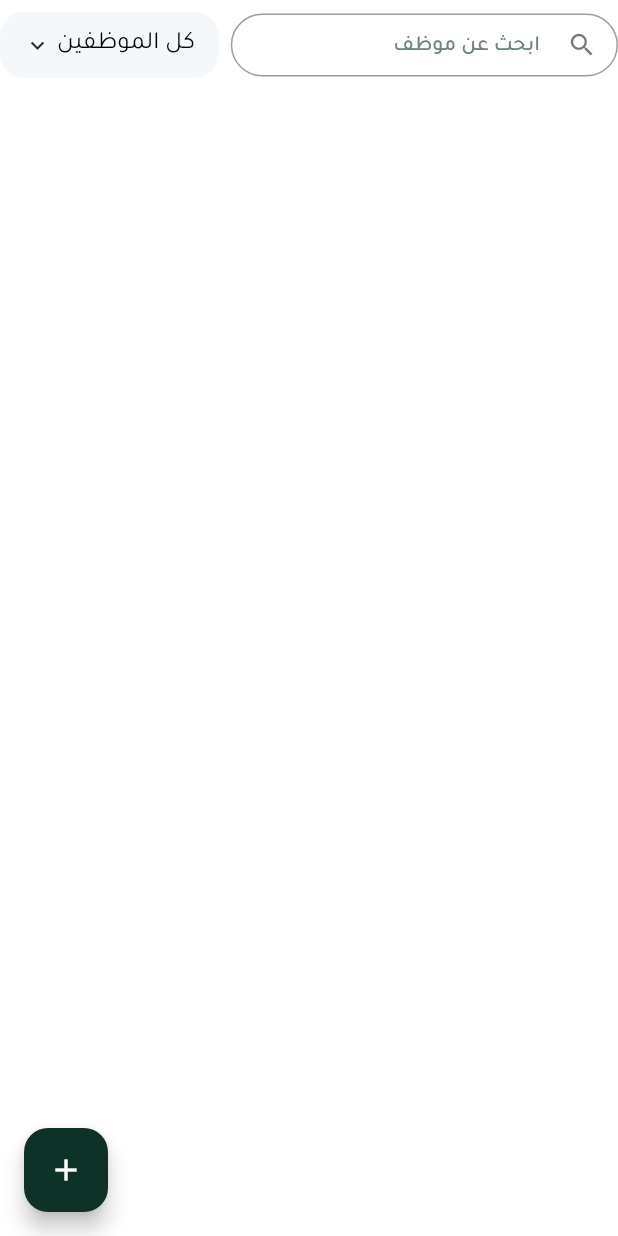
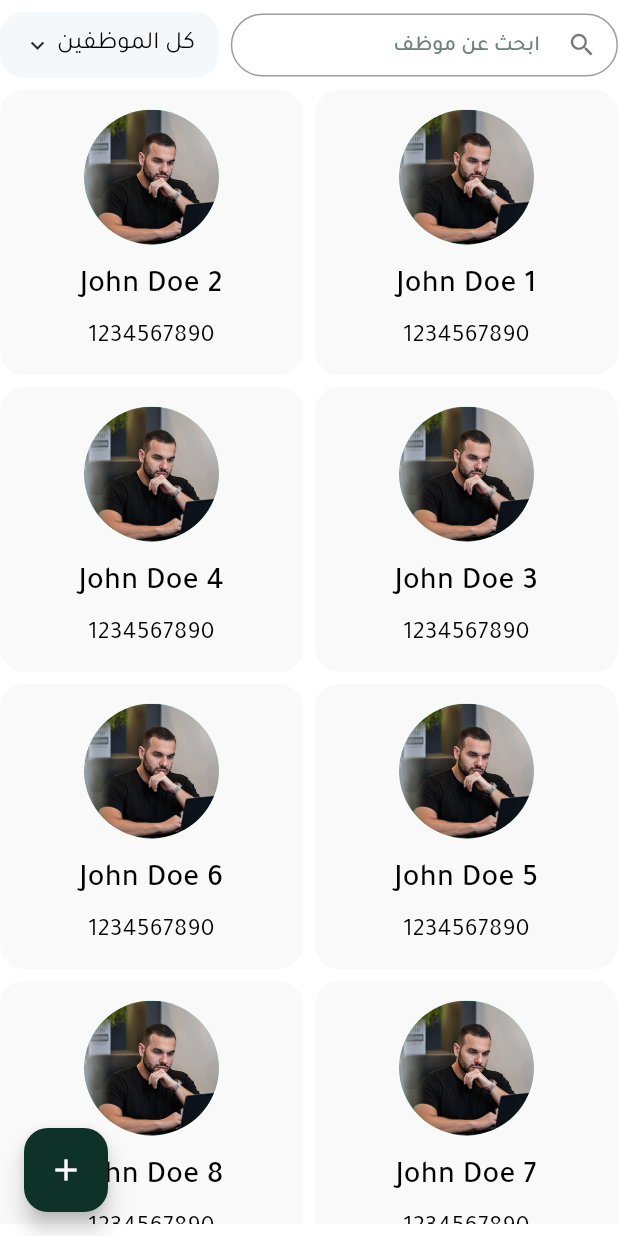
Before and after one commit to Mahmoud-Adel-Ali/Lockers_Admin_Dashboard, a Flutter app: the EmployeesView screen opened directly, on a phone screen of 412 x 824 dp. Run offline on Flutter 3.47's test engine with Material 3 defaults, Android fonts, the phone set to English and light mode, and no system bars; our stand-ins replace awesome_dialog, flutter_svg, lottie, modal_progress_hud_nsn, percent_indicator, pinput; missing offline and left inert: bitsdojo_window.

Commit message:
Employess view ui done

```diff
--- a/lib/features/employees/presentation/views/employees_view.dart
+++ b/lib/features/employees/presentation/views/employees_view.dart
@@ -2,6 +2,7 @@ import 'package:flutter/material.dart';
 
 import '../../../../core/utils/app_colors.dart';
 import '../../../../core/utils/size_config.dart';
+import 'widgets/employees_grid_view.dart';
 import 'widgets/employees_view_header.dart';
 
 class EmployeesView extends StatelessWidget {
@@ -24,6 +25,8 @@ class EmployeesView extends StatelessWidget {
           const SizedBox(height: 8),
           EmployeesViewHeader(),
           const SizedBox(height: 8),
+          Expanded(child: EmployeesGridView()),
+          const SizedBox(height: 8),
         ],
       ),
     );
--- /dev/null
+++ b/lib/features/employees/presentation/views/widgets/employees_grid_view.dart
@@ -0,0 +1,36 @@
+import 'package:flutter/material.dart';
+
+import '../../../../../core/utils/assets.dart';
+import '../../../../../core/widgets/custom_user_card.dart';
+
+class EmployeesGridView extends StatelessWidget {
+  const EmployeesGridView({super.key});
+
+  @override
+  Widget build(BuildContext context) {
+    return LayoutBuilder(
+      builder: (context, constraints) {
+        var width = constraints.maxWidth;
+        return GridView.builder(
+          gridDelegate: SliverGridDelegateWithFixedCrossAxisCount(
+            //* meaning that the minwidth of the card is 160.
+            crossAxisCount: (width / 160).toInt(),
+            mainAxisSpacing: 8,
+            crossAxisSpacing: 8,
+            childAspectRatio: 198.5 / 250,
+            mainAxisExtent: 190,
+          ),
+          itemCount: 20,
+          itemBuilder: (context, index) {
+            return CustomUserCard(
+              name: 'John Doe ${index + 1}',
+              phone: '1234567890',
+              assetsImage: Assets.imagesTestUserImage,
+              onTap: () {},
+            );
+          },
+        );
+      },
+    );
+  }
+}
```
